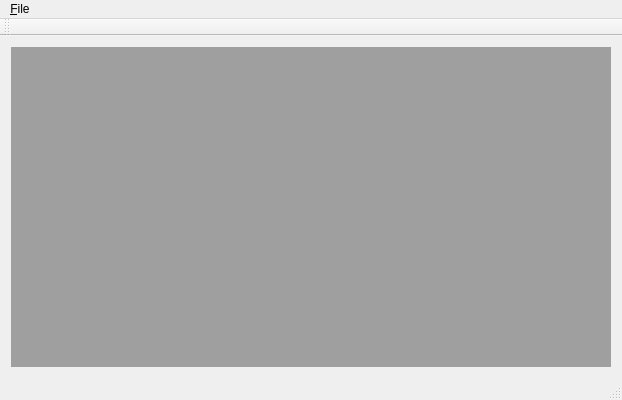
Qt form MTGUI/MTGuiWindow.ui (tibbsa/mathtext) before a commit.
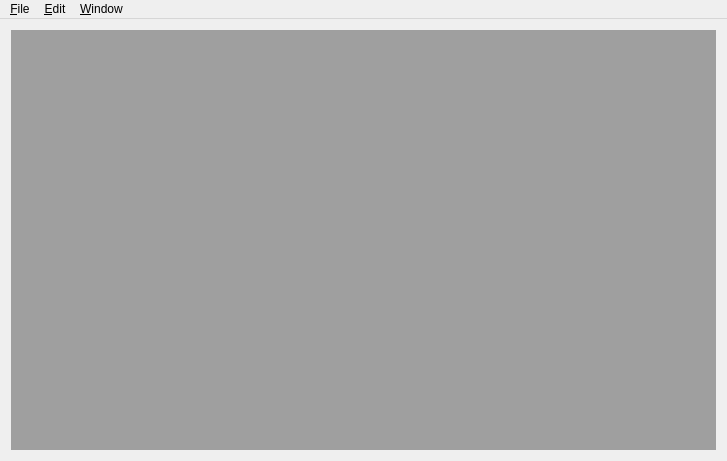
The same form after that commit.

Commit message: Work on Windows GUI to complete MDI Basics

Diff of the .ui file:
```diff
--- a/MTGUI/MTGuiWindow.ui
+++ b/MTGUI/MTGuiWindow.ui
@@ -6,8 +6,8 @@
    <rect>
     <x>0</x>
     <y>0</y>
-    <width>622</width>
-    <height>400</height>
+    <width>727</width>
+    <height>461</height>
    </rect>
   </property>
   <property name="windowTitle">
@@ -32,7 +32,7 @@
     <rect>
      <x>0</x>
      <y>0</y>
-     <width>622</width>
+     <width>727</width>
      <height>21</height>
     </rect>
    </property>
@@ -44,17 +44,23 @@
     <addaction name="separator"/>
     <addaction name="action_Exit"/>
    </widget>
+   <widget class="QMenu" name="menu_Edit">
+    <property name="title">
+     <string>&amp;Edit</string>
+    </property>
+    <addaction name="action_Edit_Cut"/>
+    <addaction name="action_Edit_Copy"/>
+    <addaction name="action_Edit_Paste"/>
+   </widget>
+   <widget class="QMenu" name="menu_Window">
+    <property name="title">
+     <string>&amp;Window</string>
+    </property>
+   </widget>
    <addaction name="menu_File"/>
+   <addaction name="menu_Edit"/>
+   <addaction name="menu_Window"/>
   </widget>
-  <widget class="QToolBar" name="mainToolBar">
-   <attribute name="toolBarArea">
-    <enum>TopToolBarArea</enum>
-   </attribute>
-   <attribute name="toolBarBreak">
-    <bool>false</bool>
-   </attribute>
-  </widget>
-  <widget class="QStatusBar" name="statusBar"/>
   <action name="action_Exit">
    <property name="text">
     <string>E&amp;xit</string>
```
Left out of the diff: 193 changed lines with no effect on the pictures. The commit also changes 4 other files.
